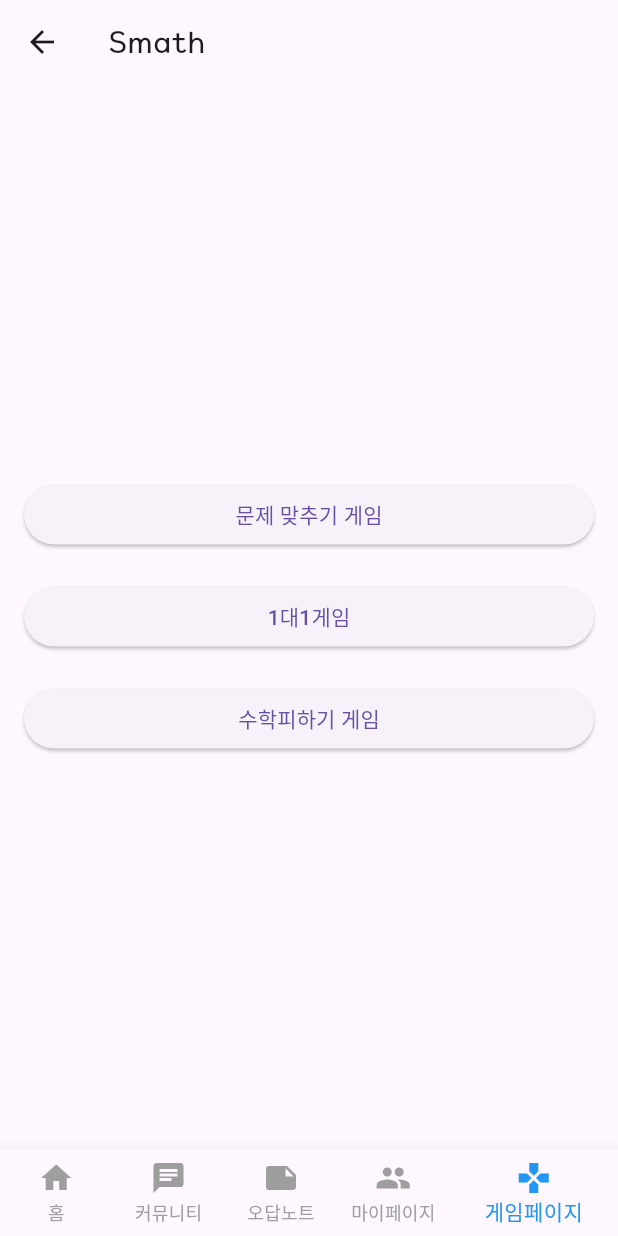
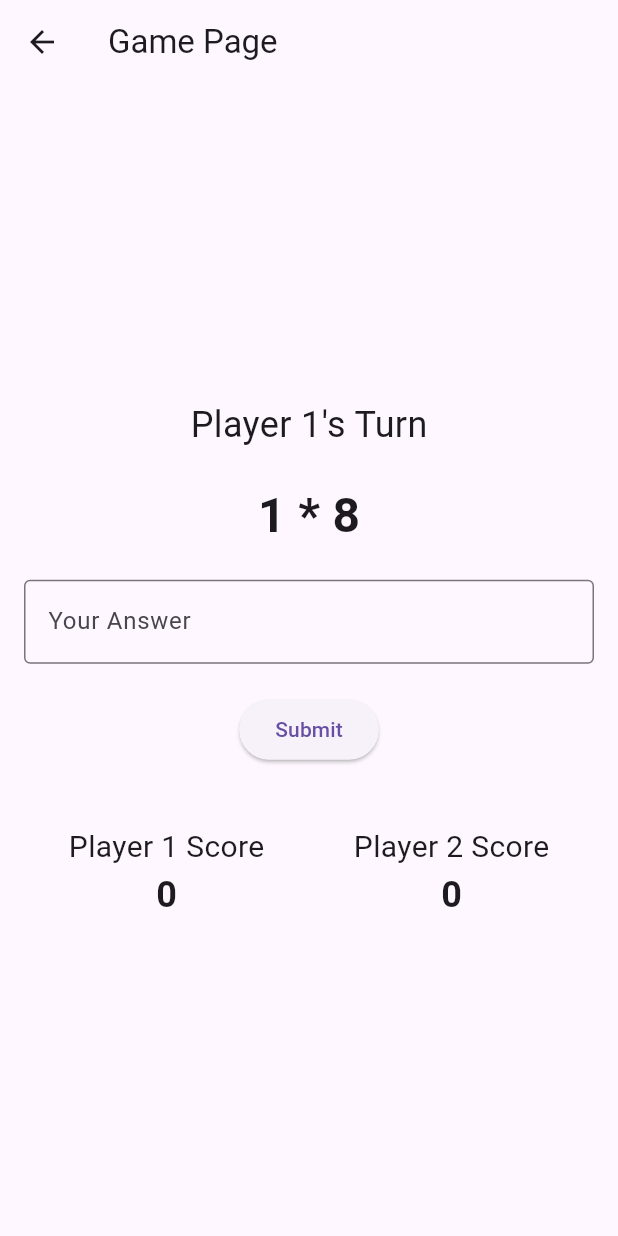
Before and after one commit to seongbe/mathgiveup, a Flutter app: the Homepage screen opened by its route, item 5 of the bottom bar chosen, after a tap on "1대1게임", on a phone screen of 412 x 824 dp. Run offline on Flutter 3.47's test engine with Material 3 defaults, Android fonts, the phone set to English and light mode, and no system bars; our stand-ins replace cloud_firestore, firebase_auth, firebase_core, flutter_secure_storage, get, google_sign_in and 3 more; missing offline and left inert: dart:ffi, kakao_flutter_sdk_common, kakao_flutter_sdk_user; accounts and stored records are empty; network calls fail.

Commit message:
게임완성

```diff
--- a/lib/game/Game.dart
+++ b/lib/game/Game.dart
@@ -1,6 +1,8 @@
 import 'package:flutter/material.dart';
 import 'package:get/get.dart';
 import 'package:mathgame/game/GamePage1.dart';
+import 'package:mathgame/game/GamePage2.dart';
+import 'package:mathgame/game/GamePage3.dart';
 
 class GameSelectPage extends StatelessWidget {
   const GameSelectPage({super.key});
@@ -22,14 +24,14 @@ class GameSelectPage extends StatelessWidget {
             SizedBox(height: 20),
             ElevatedButton(
               onPressed: () {
-                Get.toNamed('/game2');
+                Get.to(() => GamePage2());
               },
               child: Text('1대1게임'),
             ),
             SizedBox(height: 20),
             ElevatedButton(
               onPressed: () {
-                Get.toNamed('/game3');
+               Get.to(() => GamePage3());
               },
               child: Text('수학피하기 게임'),
             ),
--- /dev/null
+++ b/lib/game/GamePage2.dart
@@ -0,0 +1,141 @@
+import 'dart:math';
+import 'package:flutter/material.dart';
+import 'package:get/get.dart';
+
+class GamePage2 extends StatefulWidget {
+  const GamePage2({super.key});
+
+  @override
+  State<GamePage2> createState() => _GamePage2State();
+}
+
+class _GamePage2State extends State<GamePage2> {
+  int player1Score = 0;
+  int player2Score = 0;
+  String question = '';
+  int answer = 0;
+  int currentPlayer = 1; // 1: Player 1, 2: Player 2
+  TextEditingController answerController = TextEditingController();
+
+  @override
+  void initState() {
+    super.initState();
+    generateQuestion();
+  }
+
+  void generateQuestion() {
+    Random random = Random();
+    int num1 = random.nextInt(10) + 1;
+    int num2 = random.nextInt(10) + 1;
+    int operation = random.nextInt(3); // 0: +, 1: -, 2: *
+
+    switch (operation) {
+      case 0:
+        question = '$num1 + $num2';
+        answer = num1 + num2;
+        break;
+      case 1:
+        question = '$num1 - $num2';
+        answer = num1 - num2;
+        break;
+      case 2:
+        question = '$num1 * $num2';
+        answer = num1 * num2;
+        break;
+    }
+
+    setState(() {});
+  }
+
+  void checkAnswer() {
+    if (int.tryParse(answerController.text) == answer) {
+      if (currentPlayer == 1) {
+        player1Score++;
+      } else {
+        player2Score++;
+      }
+      generateQuestion();
+    }
+
+    answerController.clear();
+    currentPlayer = currentPlayer == 1 ? 2 : 1;
+    setState(() {});
+  }
+
+  @override
+  Widget build(BuildContext context) {
+    return Scaffold(
+      appBar: AppBar(
+        leading: IconButton(
+          icon: Icon(Icons.arrow_back),
+          onPressed: () {
+            Get.back(); // Navigator.pop 대신 Get.back을 사용하여 뒤로가기
+          },
+        ),
+        title: Text('Game Page'),
+      ),
+      body: Padding(
+        padding: const EdgeInsets.all(16.0),
+        child: Column(
+          mainAxisAlignment: MainAxisAlignment.center,
+          children: [
+            Text(
+              'Player $currentPlayer\'s Turn',
+              style: TextStyle(fontSize: 24),
+            ),
+            SizedBox(height: 20),
+            Text(
+              question,
+              style: TextStyle(fontSize: 32, fontWeight: FontWeight.bold),
+            ),
+            SizedBox(height: 20),
+            TextField(
+              controller: answerController,
+              keyboardType: TextInputType.number,
+              decoration: InputDecoration(
+                labelText: 'Your Answer',
+                border: OutlineInputBorder(),
+              ),
+              onSubmitted: (_) => checkAnswer(),
+            ),
+            SizedBox(height: 20),
+            ElevatedButton(
+              onPressed: checkAnswer,
+              child: Text('Submit'),
+            ),
+            SizedBox(height: 40),
+            Row(
+              mainAxisAlignment: MainAxisAlignment.spaceAround,
+              children: [
+                Column(
+                  children: [
+                    Text(
+                      'Player 1 Score',
+                      style: TextStyle(fontSize: 20),
+                    ),
+                    Text(
+                      '$player1Score',
+                      style: TextStyle(fontSize: 24, fontWeight: FontWeight.bold),
+                    ),
+                  ],
+                ),
+                Column(
+                  children: [
+                    Text(
+                      'Player 2 Score',
+                      style: TextStyle(fontSize: 20),
+                    ),
+                    Text(
+                      '$player2Score',
+                      style: TextStyle(fontSize: 24, fontWeight: FontWeight.bold),
+                    ),
+                  ],
+                ),
+              ],
+            ),
+          ],
+        ),
+      ),
+    );
+  }
+}
--- a/lib/page/communitypage.dart
+++ b/lib/page/communitypage.dart
@@ -242,6 +242,8 @@ class CommunityContainer extends StatelessWidget {
                 community.number,
                 style: skyboriHintTextStyle,
               ),
+              SizedBox(width: 120,),
+
             ],
           ),
           SizedBox(height: 8.0),
```
Also changed, not shown: lib/game/GamePage1.dart (+11 -2 lines), lib/game/GamePage3.dart (added, +139 -0 lines), 1 other file.
